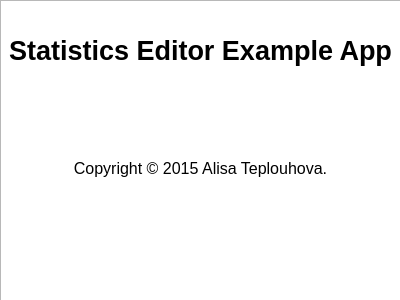
Before: the Qt Designer form 01_lab/visual_stats/aboutdialog.ui in alisa-efremova/CG2015lab, drawn with Qt 5.
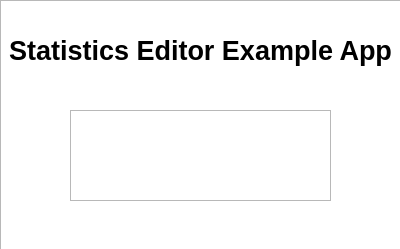
After: the same form once the commit is applied.

Commit message: Добавила отрисовку инициалов в диалоге About

```diff
--- a/01_lab/visual_stats/aboutdialog.ui
+++ b/01_lab/visual_stats/aboutdialog.ui
@@ -7,7 +7,7 @@
     <x>0</x>
     <y>0</y>
     <width>400</width>
-    <height>300</height>
+    <height>249</height>
    </rect>
   </property>
   <property name="sizePolicy">
@@ -25,7 +25,7 @@
      <x>0</x>
      <y>0</y>
      <width>401</width>
-     <height>301</height>
+     <height>251</height>
     </rect>
    </property>
    <property name="readOnly">
@@ -45,6 +45,28 @@
 &lt;p align=&quot;center&quot; style=&quot; margin-top:0px; margin-bottom:0px; margin-left:0px; margin-right:0px; -qt-block-indent:0; text-indent:0px;&quot;&gt;&lt;span style=&quot; font-family:'Ubuntu'; font-size:12pt;&quot;&gt;Copyright © 2015 Alisa Teplouhova.&lt;/span&gt;&lt;/p&gt;&lt;/body&gt;&lt;/html&gt;</string>
    </property>
   </widget>
+  <widget class="QGraphicsView" name="graphicsView">
+   <property name="geometry">
+    <rect>
+     <x>70</x>
+     <y>110</y>
+     <width>261</width>
+     <height>91</height>
+    </rect>
+   </property>
+   <property name="sizePolicy">
+    <sizepolicy hsizetype="Fixed" vsizetype="Fixed">
+     <horstretch>0</horstretch>
+     <verstretch>0</verstretch>
+    </sizepolicy>
+   </property>
+   <property name="alignment">
+    <set>Qt::AlignLeading|Qt::AlignLeft|Qt::AlignTop</set>
+   </property>
+   <property name="viewportUpdateMode">
+    <enum>QGraphicsView::FullViewportUpdate</enum>
+   </property>
+  </widget>
  </widget>
  <resources/>
  <connections/>
```
The commit also changes 2 other files.
